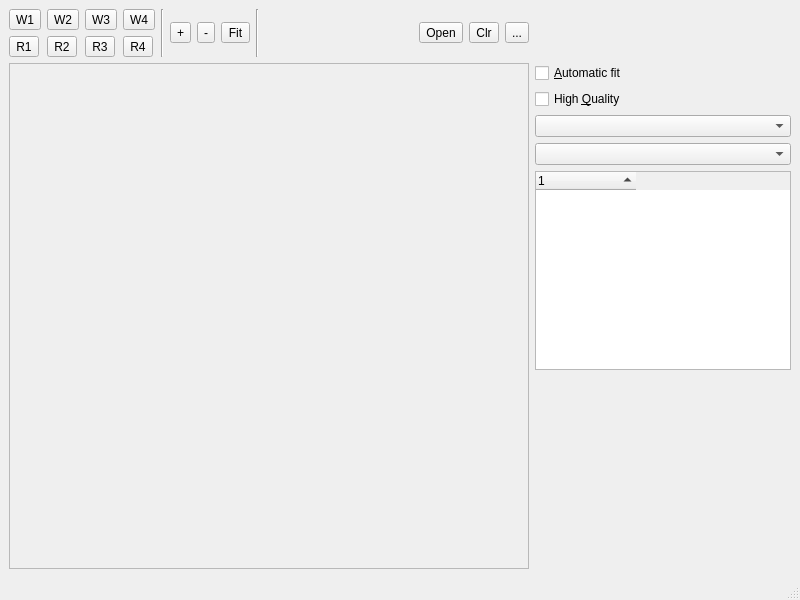
gzp79/d2d, file src/mainwindow.ui: the form before one commit.
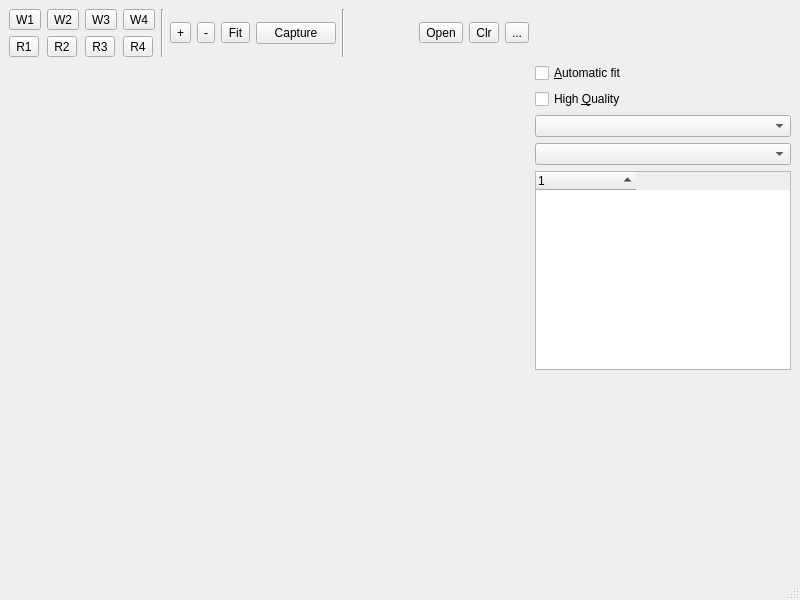
The form after the commit. Custom widgets are drawn as their Qt base class.

Commit message: capture the rendered screen

Diff of the .ui file:
```diff
--- a/src/mainwindow.ui
+++ b/src/mainwindow.ui
@@ -123,6 +123,13 @@
         </property>
        </widget>
       </item>
+      <item>
+       <widget class="QPushButton" name="btnScreenCapture">
+        <property name="text">
+         <string>Capture</string>
+        </property>
+       </widget>
+      </item>
       <item>
        <widget class="Line" name="line_2">
         <property name="orientation">
@@ -175,10 +182,10 @@
        </sizepolicy>
       </property>
       <property name="frameShape">
-       <enum>QFrame::StyledPanel</enum>
+       <enum>QFrame::NoFrame</enum>
       </property>
       <property name="frameShadow">
-       <enum>QFrame::Raised</enum>
+       <enum>QFrame::Plain</enum>
       </property>
      </widget>
     </item>
```
The commit also changes 3 other files.
